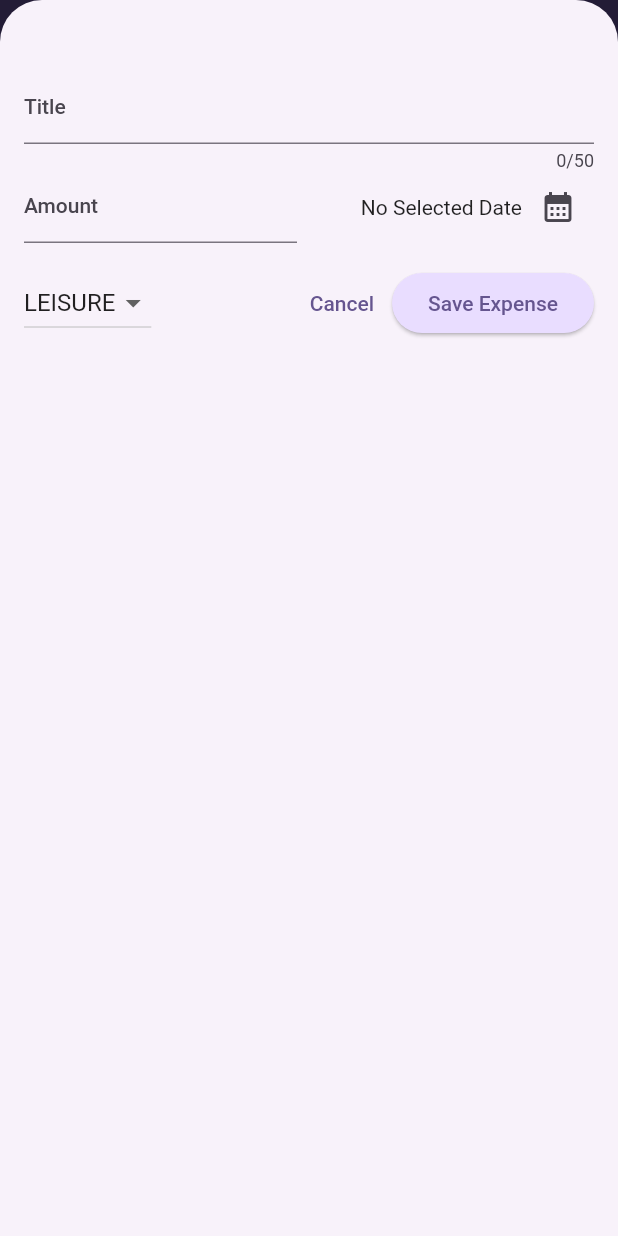
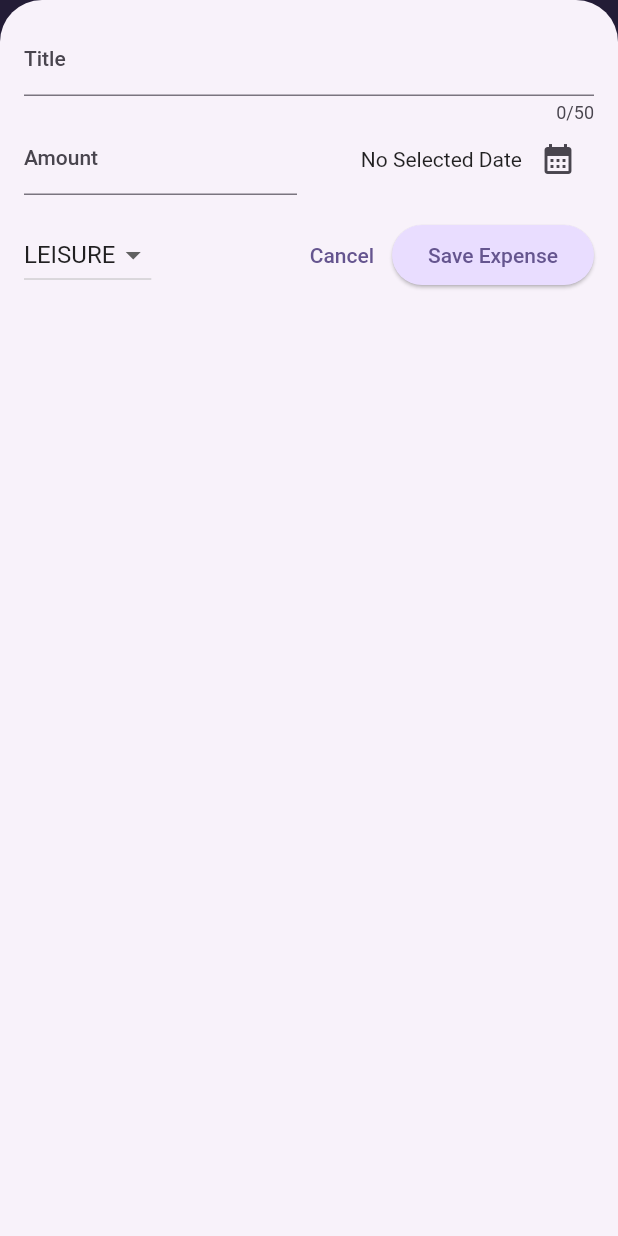
Before and after one commit to RoyalBosS-Ayush/Flutter-Expense-Tracker-App, a Flutter app: the screen it shows after launch, after a tap on the "add" icon, on a phone screen of 412 x 824 dp. Run offline on Flutter 3.47's test engine with Material 2 defaults, Android fonts, the phone set to English and light mode, and no system bars.

Commit message:
responsive ui

```diff
--- a/lib/main.dart
+++ b/lib/main.dart
@@ -1,4 +1,5 @@
 import 'package:flutter/material.dart';
+// import 'package:flutter/services.dart';
 import 'package:expense_tracker/widgets/expenses.dart';
 
 var kColorScheme = ColorScheme.fromSeed(
@@ -11,6 +12,10 @@ var kDarkColorScheme = ColorScheme.fromSeed(
 );
 
 void main() {
+  // WidgetsFlutterBinding.ensureInitialized();
+  // SystemChrome.setPreferredOrientations([
+  //   DeviceOrientation.portraitUp,
+  // ]).then((fn) {
   runApp(MaterialApp(
     darkTheme: ThemeData.dark().copyWith(
       useMaterial3: true,
@@ -59,4 +64,5 @@ void main() {
     // themeMode: ThemeMode.system,
     home: const Expenses(),
   ));
+  // });
 }
--- a/lib/widgets/expenses.dart
+++ b/lib/widgets/expenses.dart
@@ -31,6 +31,7 @@ class _ExpensesState extends State<Expenses> {
 
   void _openaddExpenseOverlay() {
     showModalBottomSheet(
+      useSafeArea: true,
       isScrollControlled: true,
       context: context,
       builder: (ctx) => NewExpense(onAddExpense: _addExpense),
@@ -67,6 +68,8 @@ class _ExpensesState extends State<Expenses> {
 
   @override
   Widget build(BuildContext context) {
+    final width = MediaQuery.of(context).size.width;
+
     Widget mainContent = const Center(
       child: Text("No expense found. Start adding some!"),
     );
@@ -80,6 +83,7 @@ class _ExpensesState extends State<Expenses> {
 
     return Scaffold(
       appBar: AppBar(
+        centerTitle: false,
         title: const Text("Flutter Expense Tracker"),
         actions: [
           IconButton(
@@ -88,9 +92,20 @@ class _ExpensesState extends State<Expenses> {
           ),
         ],
       ),
-      body: Column(
+      body: width < 600
+          ? Column(
               children: [
                 Chart(expenses: _registeredExpenses),
+                Expanded(
+                  child: mainContent,
+                )
+              ],
+            )
+          : Row(
+              children: [
+                Expanded(
+                  child: Chart(expenses: _registeredExpenses),
+                ),
                 Expanded(
                   child: mainContent,
                 )
--- a/lib/widgets/new_expense.dart
+++ b/lib/widgets/new_expense.dart
@@ -83,10 +83,45 @@ class _NewExpenseState extends State<NewExpense> {
 
   @override
   Widget build(BuildContext context) {
-    return Padding(
-        padding: const EdgeInsets.fromLTRB(16, 48, 16, 16),
+    final keyboardSpace = MediaQuery.of(context).viewInsets.bottom;
+
+    return LayoutBuilder(builder: (ctx, constraints) {
+      final width = constraints.maxWidth;
+
+      return SizedBox(
+        height: double.infinity,
+        child: SingleChildScrollView(
+          child: Padding(
+              padding: EdgeInsets.fromLTRB(16, 16, 16, keyboardSpace + 16),
               child: Column(
                 children: [
+                  if (width >= 600)
+                    Row(
+                      crossAxisAlignment: CrossAxisAlignment.start,
+                      children: [
+                        Expanded(
+                          child: TextField(
+                            controller: _titleController,
+                            maxLength: 50,
+                            decoration: const InputDecoration(
+                              label: Text("Title"),
+                            ),
+                          ),
+                        ),
+                        const SizedBox(width: 24),
+                        Expanded(
+                          child: TextField(
+                            controller: _amountController,
+                            keyboardType: TextInputType.number,
+                            decoration: const InputDecoration(
+                              prefixText: "\$",
+                              label: Text("Amount"),
+                            ),
+                          ),
+                        ),
+                      ],
+                    )
+                  else
                     TextField(
                       controller: _titleController,
                       maxLength: 50,
@@ -94,6 +129,51 @@ class _NewExpenseState extends State<NewExpense> {
                         label: Text("Title"),
                       ),
                     ),
+                  if (width >= 600)
+                    Row(
+                      children: [
+                        DropdownButton(
+                          value: _selectedCategory,
+                          items: Category.values
+                              .map(
+                                (category) => DropdownMenuItem(
+                                  value: category,
+                                  child: Text(
+                                    category.name.toUpperCase(),
+                                  ),
+                                ),
+                              )
+                              .toList(),
+                          onChanged: (value) {
+                            if (value == null) {
+                              return;
+                            }
+                            setState(() {
+                              _selectedCategory = value;
+                            });
+                          },
+                        ),
+                        const SizedBox(width: 24),
+                        Expanded(
+                          child: Row(
+                            mainAxisAlignment: MainAxisAlignment.end,
+                            crossAxisAlignment: CrossAxisAlignment.center,
+                            children: [
+                              Text(
+                                _selectedDate == null
+                                    ? "No Selected Date"
+                                    : formatter.format(_selectedDate!),
+                              ),
+                              IconButton(
+                                onPressed: _presentDatePicker,
+                                icon: const Icon(Icons.calendar_month),
+                              ),
+                            ],
+                          ),
+                        ),
+                      ],
+                    )
+                  else
                     Row(
                       children: [
                         Expanded(
@@ -123,12 +203,13 @@ class _NewExpenseState extends State<NewExpense> {
                               ),
                             ],
                           ),
-                )
+                        ),
                       ],
                     ),
                   const SizedBox(height: 16),
                   Row(
                     children: [
+                      if (width < 600)
                         DropdownButton(
                           value: _selectedCategory,
                           items: Category.values
@@ -162,6 +243,9 @@ class _NewExpenseState extends State<NewExpense> {
                     ],
                   )
                 ],
-        ));
+              )),
+        ),
+      );
+    });
   }
 }
```
Lines whose indentation alone changed are shown as unchanged.
